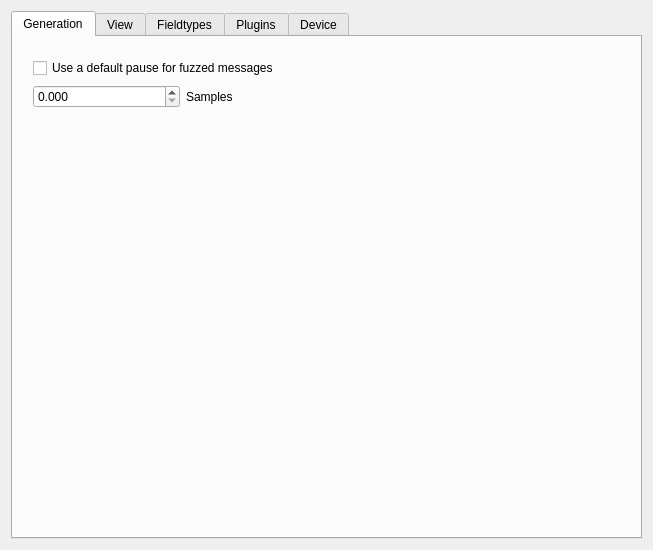
jopohl/urh, file ui/options.ui: the form before one commit.
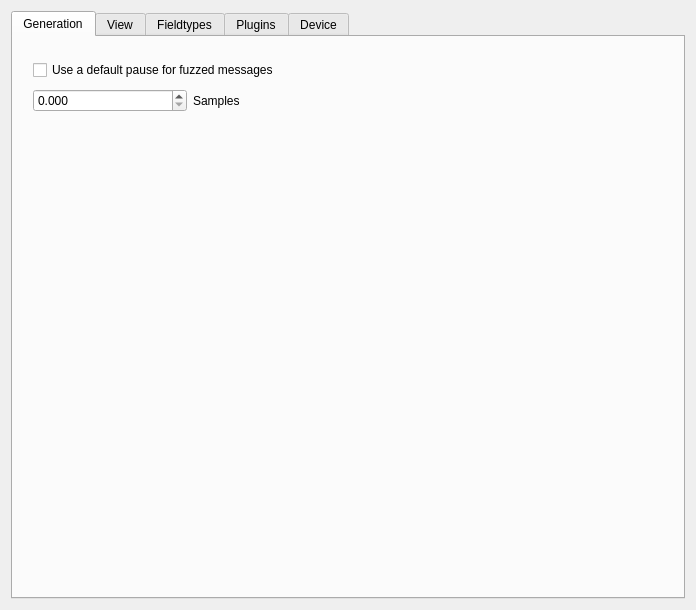
The form after the commit. Icons and pictures are not drawn. Custom widgets are drawn as their Qt base class.

What changed in the file:
```diff
--- a/ui/options.ui
+++ b/ui/options.ui
@@ -6,8 +6,8 @@
    <rect>
     <x>0</x>
     <y>0</y>
-    <width>653</width>
-    <height>550</height>
+    <width>696</width>
+    <height>610</height>
    </rect>
   </property>
   <property name="windowTitle">
@@ -28,8 +28,8 @@
         <rect>
          <x>20</x>
          <y>20</y>
-         <width>299</width>
-         <height>53</height>
+         <width>314</width>
+         <height>58</height>
         </rect>
        </property>
        <layout class="QGridLayout" name="gridLayout_4">
```
Left out of the diff: 3 changed lines with no effect on the pictures.
